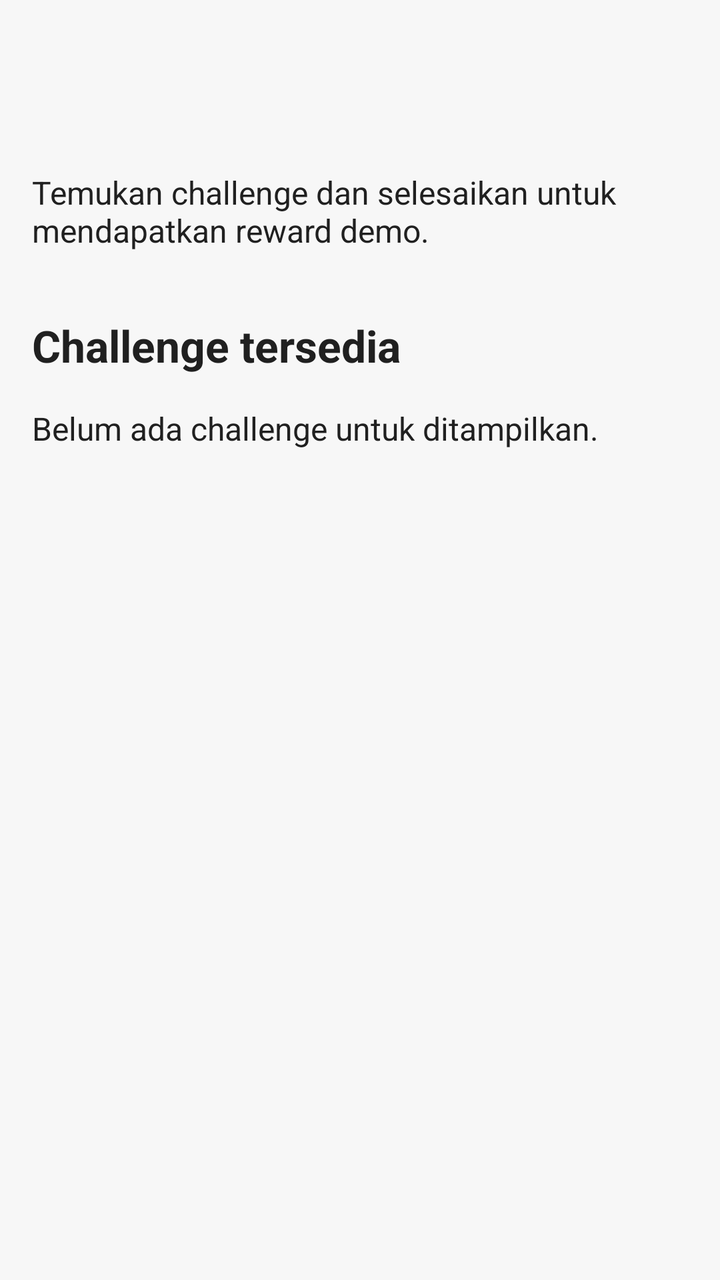
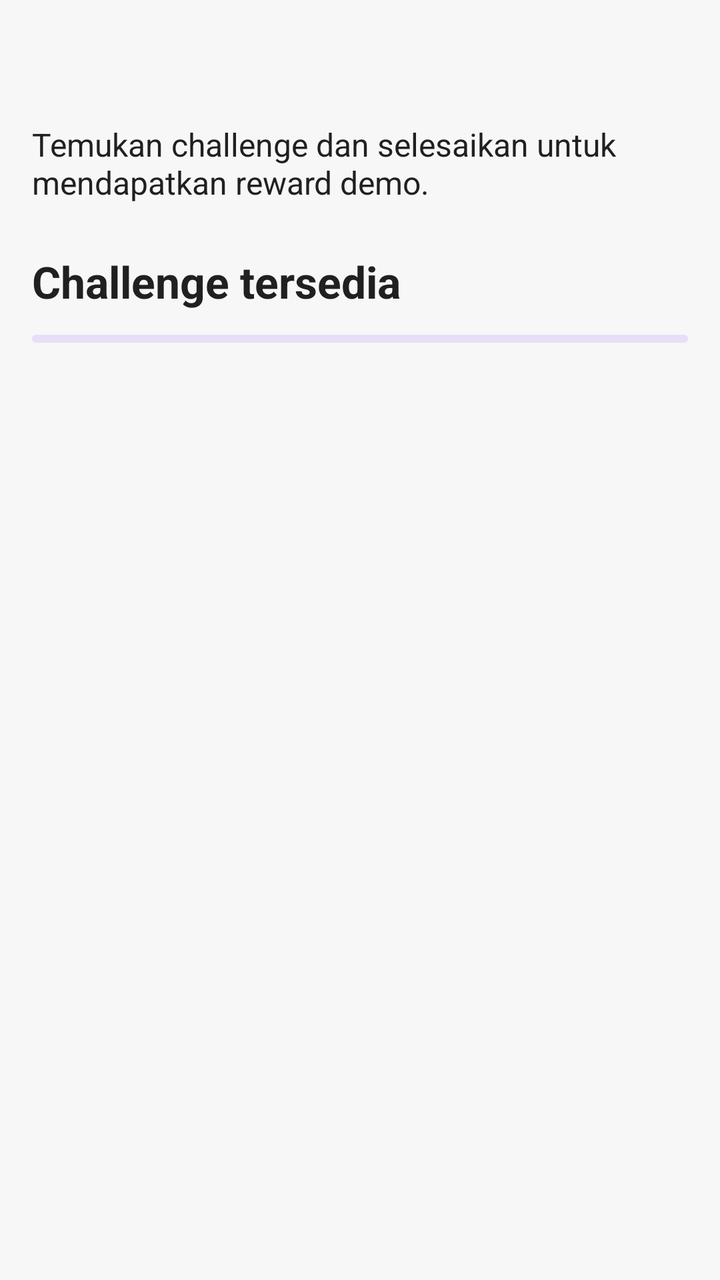

An Android layout rendered at two revisions. The XML below is the earlier revision; the diff shows what the commit changed to produce the second picture.
<!-- AndroidManifest.xml: application theme Theme.Bounty -->
<!-- res/layout/screen_home.xml -->
<?xml version="1.0" encoding="utf-8"?>
<ScrollView xmlns:android="http://schemas.android.com/apk/res/android"
    android:id="@+id/home_screen" style="@style/BountyScreen">
    <LinearLayout style="@style/BountyScreenContent">
        <com.google.android.material.textview.MaterialTextView
            android:id="@+id/welcome_text" style="@style/BountyHeading" />
        <com.google.android.material.textview.MaterialTextView
            style="@style/BountyBody" android:layout_marginTop="16dp"
            android:text="@string/home_description" />
        <com.google.android.material.textview.MaterialTextView
            style="@style/BountySection" android:layout_marginTop="32dp"
            android:text="@string/available_challenges" />
        <com.google.android.material.textview.MaterialTextView
            style="@style/BountyBody" android:layout_marginTop="16dp"
            android:text="@string/no_available_challenges" />
    </LinearLayout>
</ScrollView>
<!-- resources referenced by this layout -->
<resources>
  <string name="available_challenges">Challenge tersedia</string>
  <string name="home_description">Temukan challenge dan selesaikan untuk mendapatkan reward demo.</string>
  <string name="no_available_challenges">Belum ada challenge untuk ditampilkan.</string>
  <style name="BountyBody">
          <item name="android:layout_width">match_parent</item>
          <item name="android:layout_height">wrap_content</item>
          <item name="android:textSize">16sp</item>
          <item name="android:textColor">?attr/colorOnSurface</item>
      </style>
  <style name="BountyHeading">
          <item name="android:layout_width">match_parent</item>
          <item name="android:layout_height">wrap_content</item>
          <item name="android:textSize">28sp</item>
          <item name="android:textStyle">bold</item>
          <item name="android:textColor">?attr/colorOnSurface</item>
      </style>
  <style name="BountyScreen">
          <item name="android:layout_width">match_parent</item>
          <item name="android:layout_height">match_parent</item>
          <item name="android:fillViewport">true</item>
          <item name="android:padding">16dp</item>
      </style>
  <style name="BountyScreenContent">
          <item name="android:layout_width">match_parent</item>
          <item name="android:layout_height">wrap_content</item>
          <item name="android:orientation">vertical</item>
          <item name="android:paddingTop">16dp</item>
          <item name="android:paddingBottom">24dp</item>
      </style>
  <style name="BountySection" parent="BountyBody">
          <item name="android:textSize">22sp</item>
          <item name="android:textStyle">bold</item>
      </style>
  <style name="Theme.Bounty" parent="Base.Theme.Bounty" />
  <style name="Base.Theme.Bounty" parent="Theme.Material3.DayNight.NoActionBar">
          <item name="colorPrimary">@color/bounty_primary</item>
          <item name="colorOnPrimary">@color/black</item>
          <item name="colorSecondary">@color/bounty_secondary</item>
          <item name="colorOnSecondary">@color/black</item>
          <item name="android:colorBackground">@color/bounty_background</item>
          <item name="colorSurface">@color/bounty_surface</item>
          <item name="colorOnSurface">@color/bounty_text</item>
      </style>
  <color name="bounty_primary">#FF7A00</color>
  <color name="black">#FF000000</color>
  <color name="bounty_secondary">#FFC83D</color>
  <color name="bounty_background">#F7F7F7</color>
  <color name="bounty_surface">#FFFFFF</color>
  <color name="bounty_text">#202020</color>
</resources>

<!-- the commit's change to res/layout/screen_home.xml (unified diff, before → after) -->
@@ -1,17 +1,28 @@
 <?xml version="1.0" encoding="utf-8"?>
-<ScrollView xmlns:android="http://schemas.android.com/apk/res/android"
-    android:id="@+id/home_screen" style="@style/BountyScreen">
-    <LinearLayout style="@style/BountyScreenContent">
+<LinearLayout xmlns:android="http://schemas.android.com/apk/res/android"
+    android:id="@+id/home_screen" android:layout_width="match_parent"
+    android:layout_height="match_parent" android:orientation="vertical"
+    android:paddingHorizontal="16dp" android:paddingTop="16dp">
         <com.google.android.material.textview.MaterialTextView
             android:id="@+id/welcome_text" style="@style/BountyHeading" />
         <com.google.android.material.textview.MaterialTextView
-            style="@style/BountyBody" android:layout_marginTop="16dp"
+            style="@style/BountyBody" android:layout_marginTop="8dp"
             android:text="@string/home_description" />
         <com.google.android.material.textview.MaterialTextView
-            style="@style/BountySection" android:layout_marginTop="32dp"
+            style="@style/BountySection" android:layout_marginTop="24dp" android:layout_marginBottom="12dp"
             android:text="@string/available_challenges" />
-        <com.google.android.material.textview.MaterialTextView
-            style="@style/BountyBody" android:layout_marginTop="16dp"
-            android:text="@string/no_available_challenges" />
-    </LinearLayout>
-</ScrollView>
+    <com.google.android.material.progressindicator.LinearProgressIndicator
+        android:id="@+id/feed_loading" android:layout_width="match_parent"
+        android:layout_height="wrap_content" android:indeterminate="true"
+        android:contentDescription="@string/loading_challenges" />
+    <com.google.android.material.textview.MaterialTextView
+        android:id="@+id/feed_message" style="@style/BountyBody"
+        android:layout_marginTop="16dp" android:visibility="gone" />
+    <com.google.android.material.button.MaterialButton
+        android:id="@+id/feed_retry" style="@style/BountyButton"
+        android:text="@string/retry_action" android:visibility="gone" />
+    <androidx.recyclerview.widget.RecyclerView
+        android:id="@+id/challenge_list" android:layout_width="match_parent"
+        android:layout_height="0dp" android:layout_weight="1"
+        android:clipToPadding="false" android:paddingBottom="16dp" />
+</LinearLayout>
<!-- resource entries referenced after the edit -->
@@ -2,12 +2,20 @@
 <resources>
   <string name="available_challenges">Challenge tersedia</string>
   <string name="home_description">Temukan challenge dan selesaikan untuk mendapatkan reward demo.</string>
-  <string name="no_available_challenges">Belum ada challenge untuk ditampilkan.</string>
+  <string name="loading_challenges">Memuat challenge</string>
+  <string name="retry_action">Coba lagi</string>
   <style name="BountyBody">
           <item name="android:layout_width">match_parent</item>
           <item name="android:layout_height">wrap_content</item>
           <item name="android:textSize">16sp</item>
           <item name="android:textColor">?attr/colorOnSurface</item>
+      </style>
+  <style name="BountyButton" parent="Widget.Material3.Button">
+          <item name="android:layout_width">match_parent</item>
+          <item name="android:layout_height">wrap_content</item>
+          <item name="android:minHeight">52dp</item>
+          <item name="android:textSize">16sp</item>
+          <item name="cornerRadius">12dp</item>
       </style>
   <style name="BountyHeading">
           <item name="android:layout_width">match_parent</item>
@@ -15,19 +23,6 @@
           <item name="android:textSize">28sp</item>
           <item name="android:textStyle">bold</item>
           <item name="android:textColor">?attr/colorOnSurface</item>
-      </style>
-  <style name="BountyScreen">
-          <item name="android:layout_width">match_parent</item>
-          <item name="android:layout_height">match_parent</item>
-          <item name="android:fillViewport">true</item>
-          <item name="android:padding">16dp</item>
-      </style>
-  <style name="BountyScreenContent">
-          <item name="android:layout_width">match_parent</item>
-          <item name="android:layout_height">wrap_content</item>
-          <item name="android:orientation">vertical</item>
-          <item name="android:paddingTop">16dp</item>
-          <item name="android:paddingBottom">24dp</item>
       </style>
   <style name="BountySection" parent="BountyBody">
           <item name="android:textSize">22sp</item>
